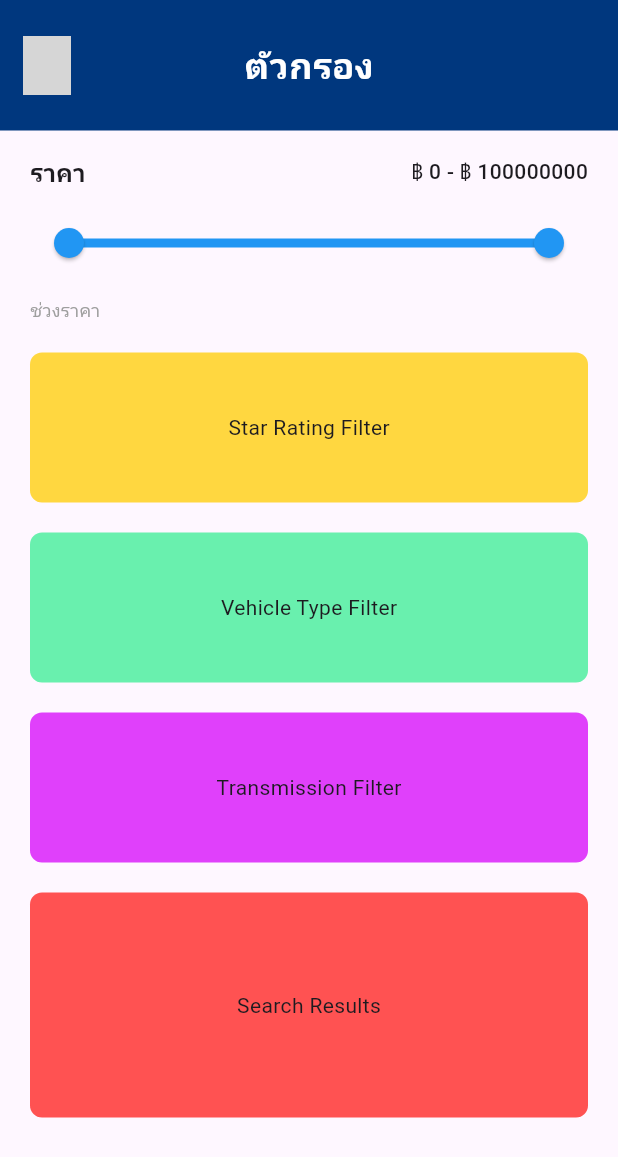
After one commit to Napatpongc/Mustode_B_car, a Flutter app: the FilterScreen screen opened directly, on a phone screen of 412 x 824 dp. The commit adds this screen. Shown: the top 1157 px of the screen. Run offline on Flutter 3.47's test engine with Material 3 defaults, Android fonts, the phone set to English and light mode, and no system bars; our stand-ins replace firebase_auth, firebase_core, flutter_map, latlong2, location, table_calendar; accounts and stored records are empty; Roboto replaces fonts that are missing (IBM Plex Sans Thai Looped); grey boxes are pictures that could not be loaded.

```diff
--- a/lib/main.dart
+++ b/lib/main.dart
@@ -1,6 +1,11 @@
 import 'package:flutter/material.dart';
 import 'package:firebase_core/firebase_core.dart';
+import 'map.dart';
 import 'into_app.dart';  // นำเข้าไฟล์ IntoApp.dart
+import 'calendar_page.dart';
+import 'select_filter.dart';
+import 'home_page.dart';
+
 
 void main() async {
   WidgetsFlutterBinding.ensureInitialized();
--- /dev/null
+++ b/lib/select_filter.dart
@@ -0,0 +1,207 @@
+import 'package:flutter/material.dart';
+
+class FilterScreen extends StatelessWidget {
+  const FilterScreen({Key? key}) : super(key: key);
+
+  static const _headerBackgroundColor = Color(0xFF00377E);
+
+  @override
+  Widget build(BuildContext context) {
+    return Scaffold(
+      body: SafeArea(
+        child: Column(
+          children: [
+            _buildHeader(context),
+            // ใช้ Expanded เพื่อให้ส่วน scrollable ครอบคลุมพื้นที่ที่เหลือ
+            Expanded(
+              child: SingleChildScrollView(
+                padding: const EdgeInsets.symmetric(horizontal: 20, vertical: 16),
+                child: Column(
+                  crossAxisAlignment: CrossAxisAlignment.start,
+                  children: const [
+                    PriceRangeSlider(),
+                    SizedBox(height: 20),
+                    StarRatingFilter(),
+                    SizedBox(height: 20),
+                    VehicleTypeFilter(),
+                    SizedBox(height: 20),
+                    TransmissionFilter(),
+                    SizedBox(height: 20),
+                    SearchResults(),
+                  ],
+                ),
+              ),
+            ),
+          ],
+        ),
+      ),
+    );
+  }
+
+  Widget _buildHeader(BuildContext context) {
+    return Container(
+      width: double.infinity,
+      color: _headerBackgroundColor,
+      padding: const EdgeInsets.symmetric(vertical: 24, horizontal: 15),
+      child: Row(
+        mainAxisAlignment: MainAxisAlignment.spaceBetween,
+        children: [
+          Image.asset(
+            'assets/filter_icon.png',
+            width: 32,
+            height: 39,
+          ),
+          const Text(
+            'ตัวกรอง',
+            style: TextStyle(
+              color: Colors.white,
+              fontSize: 24,
+              fontWeight: FontWeight.bold,
+              fontFamily: 'IBM Plex Sans Thai Looped',
+            ),
+          ),
+          // ใช้ SizedBox เพื่อรักษาความสมดุลของ layout หากไม่มี widget ทางด้านขวา
+          const SizedBox(width: 32),
+        ],
+      ),
+    );
+  }
+}
+
+class PriceRangeSlider extends StatefulWidget {
+  const PriceRangeSlider({Key? key}) : super(key: key);
+
+  @override
+  _PriceRangeSliderState createState() => _PriceRangeSliderState();
+}
+
+class _PriceRangeSliderState extends State<PriceRangeSlider> {
+  RangeValues _currentRange = const RangeValues(0, 100000000);
+
+  @override
+  Widget build(BuildContext context) {
+    return Column(
+      crossAxisAlignment: CrossAxisAlignment.start,
+      children: [
+        _buildPriceHeader(),
+        const SizedBox(height: 12),
+        _buildSlider(),
+        const SizedBox(height: 12),
+        const Text(
+          'ช่วงราคา',
+          style: TextStyle(fontSize: 12, color: Colors.grey),
+        ),
+      ],
+    );
+  }
+
+  Widget _buildPriceHeader() {
+    return Row(
+      mainAxisAlignment: MainAxisAlignment.spaceBetween,
+      children: [
+        const Text(
+          'ราคา',
+          style: TextStyle(fontSize: 16, fontWeight: FontWeight.bold),
+        ),
+        Text(
+          '฿ ${_currentRange.start.round()} - ฿ ${_currentRange.end.round()}',
+          style: const TextStyle(fontSize: 14, fontWeight: FontWeight.w500),
+        ),
+      ],
+    );
+  }
+
+  Widget _buildSlider() {
+    return SliderTheme(
+      data: SliderTheme.of(context).copyWith(
+        activeTrackColor: Colors.blue,
+        inactiveTrackColor: Colors.blue[100],
+        thumbColor: Colors.blue,
+      ),
+      child: RangeSlider(
+        values: _currentRange,
+        min: 0,
+        max: 100000000,
+        divisions: 100,
+        labels: RangeLabels(
+          _currentRange.start.round().toString(),
+          _currentRange.end.round().toString(),
+        ),
+        onChanged: (values) {
+          setState(() {
+            _currentRange = values;
+          });
+        },
+      ),
+    );
+  }
+}
+
+// Stub สำหรับ widget ที่ยังไม่มีการ implement
+class StarRatingFilter extends StatelessWidget {
+  const StarRatingFilter({Key? key}) : super(key: key);
+
+  @override
+  Widget build(BuildContext context) {
+    return Container(
+      height: 100,
+      alignment: Alignment.center,
+      decoration: BoxDecoration(
+        color: Colors.amberAccent,
+        borderRadius: BorderRadius.circular(8),
+      ),
+      child: const Text('Star Rating Filter'),
+    );
+  }
+}
+
+class VehicleTypeFilter extends StatelessWidget {
+  const VehicleTypeFilter({Key? key}) : super(key: key);
+
+  @override
+  Widget build(BuildContext context) {
+    return Container(
+      height: 100,
+      alignment: Alignment.center,
+      decoration: BoxDecoration(
+        color: Colors.greenAccent,
+        borderRadius: BorderRadius.circular(8),
+      ),
+      child: const Text('Vehicle Type Filter'),
+    );
+  }
+}
+
+class TransmissionFilter extends StatelessWidget {
+  const TransmissionFilter({Key? key}) : super(key: key);
+
+  @override
+  Widget build(BuildContext context) {
+    return Container(
+      height: 100,
+      alignment: Alignment.center,
+      decoration: BoxDecoration(
+        color: Colors.purpleAccent,
+        borderRadius: BorderRadius.circular(8),
+      ),
+      child: const Text('Transmission Filter'),
+    );
+  }
+}
+
+class SearchResults extends StatelessWidget {
+  const SearchResults({Key? key}) : super(key: key);
+
+  @override
+  Widget build(BuildContext context) {
+    return Container(
+      height: 150,
+      alignment: Alignment.center,
+      decoration: BoxDecoration(
+        color: Colors.redAccent,
+        borderRadius: BorderRadius.circular(8),
+      ),
+      child: const Text('Search Results'),
+    );
+  }
+}
--- a/lib/signup_page.dart
+++ b/lib/signup_page.dart
@@ -2,7 +2,7 @@ import 'dart:io';
 import 'package:firebase_auth/firebase_auth.dart';
 import 'package:firebase_core/firebase_core.dart';
 import 'package:flutter/material.dart';
-import 'package:file_picker/file_picker.dart';
+//import 'package:file_picker/file_picker.dart';
 import 'package:flutter/services.dart';
 import 'package:myproject/RegisterData.dart';
 
```
Also changed, not shown: lib/calendar_page.dart (added, +195 -0 lines), lib/map.dart (added, +152 -0 lines), pubspec.yaml (+6 -1 lines), pubspec.lock, 4 other files.
